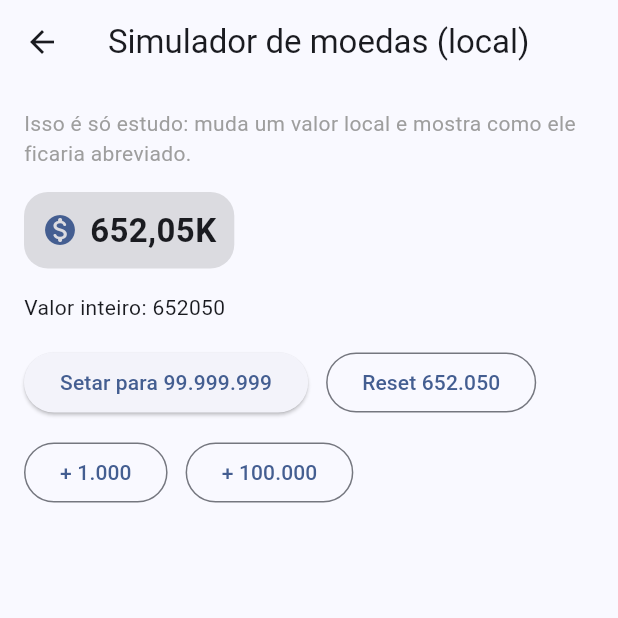
After one commit to deivios/loja-virtual, a Flutter app: the MoneySimulatorScreen screen opened by its route, on a phone screen of 412 x 824 dp, the top half of it. The commit adds this screen. Run offline on Flutter 3.47's test engine with Material 3 defaults, Android fonts, the phone set to English and light mode, and no system bars; our stand-ins replace carousel_slider, cloud_firestore, firebase_auth, firebase_core, smooth_page_indicator; accounts and stored records are empty.

Commit message:
Loja Virtual

```diff
--- /dev/null
+++ b/devtools_options.yaml
@@ -0,0 +1,3 @@
+description: This file stores settings for Dart & Flutter DevTools.
+documentation: https://docs.flutter.dev/tools/devtools/extensions#configure-extension-enablement-states
+extensions:
--- /dev/null
+++ b/lib/helpers/compact_number_ptbr.dart
@@ -0,0 +1,37 @@
+String formatCompactPtBr(num value, {int decimals = 2}) {
+  final abs = value.abs();
+
+  if (abs >= 1e9) {
+    return '${_formatDecimalPtBr(value / 1e9, decimals)}B';
+  }
+  if (abs >= 1e6) {
+    return '${_formatDecimalPtBr(value / 1e6, decimals)}M';
+  }
+  if (abs >= 1e3) {
+    return '${_formatDecimalPtBr(value / 1e3, decimals)}K';
+  }
+
+  // Sem sufixo: formata como inteiro pt-BR (milhar com ponto)
+  return _formatIntPtBr(value.round());
+}
+
+String _formatDecimalPtBr(num value, int decimals) {
+  final fixed = value.toStringAsFixed(decimals);
+  return fixed.replaceAll('.', ',');
+}
+
+String _formatIntPtBr(int value) {
+  final negative = value < 0;
+  var s = value.abs().toString();
+
+  final buf = StringBuffer();
+  for (var i = 0; i < s.length; i++) {
+    final indexFromEnd = s.length - i;
+    buf.write(s[i]);
+    if (indexFromEnd > 1 && indexFromEnd % 3 == 1) {
+      buf.write('.');
+    }
+  }
+
+  return negative ? '-${buf.toString()}' : buf.toString();
+}
--- a/lib/main.dart
+++ b/lib/main.dart
@@ -9,6 +9,7 @@ import 'package:lojavirtual/models/user_manager.dart';       // Gerenciador de u
 import 'package:lojavirtual/screens/base/base_screen.dart';  // Tela base com PageView e Drawer (menu lateral)
 import 'package:lojavirtual/screens/login_screen.dart';      // Tela de login
 import 'package:lojavirtual/screens/product/product_screen.dart';
+import 'package:lojavirtual/screens/debug/money_simulator_screen.dart';
 import 'package:lojavirtual/screens/screens.signup/signup_screen.dart'; // Tela de cadastro (signup)
 import 'package:provider/provider.dart';                     // Pacote de gerenciamento de estado (Provider)
 
@@ -76,6 +77,10 @@ class MyApp extends StatelessWidget {                        // Widget raiz do a
                   settings.arguments as Product
                 ),               // Constrói a tela de signup (cadastro)
               );
+            case '/money-sim':
+              return MaterialPageRoute(
+                builder: (_) => const MoneySimulatorScreen(),
+              );
             default:                                         // Caso a rota não exista (fallback)
               return MaterialPageRoute(
                 builder: (_) => BaseScreen(),                // Volta para a tela base como padrão
--- /dev/null
+++ b/lib/models/item_size.dart
@@ -0,0 +1,17 @@
+class ItemSize {
+  final String name;
+  final num price;
+  final int stock;
+
+  ItemSize.fromMap(Map<String, dynamic> map)
+      : name = map['name'] as String,
+        price = map['price'] as num,
+        stock = map['stock'] as int;
+
+        bool get hasStock => stock > 0;
+
+        @override
+  String toString(){
+    return 'ItemSize{name: $name, price: $price, stock: $stock}';
+  }
+}
--- /dev/null
+++ b/lib/screens/debug/money_simulator_screen.dart
@@ -0,0 +1,87 @@
+import 'package:flutter/material.dart';
+import 'package:lojavirtual/helpers/compact_number_ptbr.dart';
+
+class MoneySimulatorScreen extends StatefulWidget {
+  const MoneySimulatorScreen({super.key});
+
+  @override
+  State<MoneySimulatorScreen> createState() => _MoneySimulatorScreenState();
+}
+
+class _MoneySimulatorScreenState extends State<MoneySimulatorScreen> {
+  static const int _initialCoins = 652050;
+  static const int _targetCoins = 99999999;
+
+  int _coins = _initialCoins;
+
+  @override
+  Widget build(BuildContext context) {
+    final primaryColor = Theme.of(context).colorScheme.primary;
+
+    return Scaffold(
+      appBar: AppBar(
+        title: const Text('Simulador de moedas (local)'),
+        centerTitle: true,
+      ),
+      body: Padding(
+        padding: const EdgeInsets.all(16),
+        child: Column(
+          crossAxisAlignment: CrossAxisAlignment.start,
+          children: [
+            const Text(
+              'Isso é só estudo: muda um valor local e mostra como ele ficaria abreviado.',
+              style: TextStyle(color: Colors.grey),
+            ),
+            const SizedBox(height: 16),
+            Container(
+              padding: const EdgeInsets.symmetric(horizontal: 12, vertical: 10),
+              decoration: BoxDecoration(
+                color: Colors.black12,
+                borderRadius: BorderRadius.circular(16),
+              ),
+              child: Row(
+                mainAxisSize: MainAxisSize.min,
+                children: [
+                  Icon(Icons.monetization_on_rounded, color: primaryColor),
+                  const SizedBox(width: 8),
+                  Text(
+                    formatCompactPtBr(_coins),
+                    style: const TextStyle(
+                      fontSize: 22,
+                      fontWeight: FontWeight.w700,
+                    ),
+                  ),
+                ],
+              ),
+            ),
+            const SizedBox(height: 16),
+            Text('Valor inteiro: $_coins'),
+            const SizedBox(height: 16),
+            Wrap(
+              spacing: 12,
+              runSpacing: 12,
+              children: [
+                ElevatedButton(
+                  onPressed: () => setState(() => _coins = _targetCoins),
+                  child: const Text('Setar para 99.999.999'),
+                ),
+                OutlinedButton(
+                  onPressed: () => setState(() => _coins = _initialCoins),
+                  child: const Text('Reset 652.050'),
+                ),
+                OutlinedButton(
+                  onPressed: () => setState(() => _coins += 1000),
+                  child: const Text('+ 1.000'),
+                ),
+                OutlinedButton(
+                  onPressed: () => setState(() => _coins += 100000),
+                  child: const Text('+ 100.000'),
+                ),
+              ],
+            ),
+          ],
+        ),
+      ),
+    );
+  }
+}
```
Also changed, not shown: lib/models/product.dart (+22 -0 lines), lib/screens/product/components/size_widget.dart (added, +43 -0 lines), lib/screens/product/product_screen.dart (+83 -63 lines).
